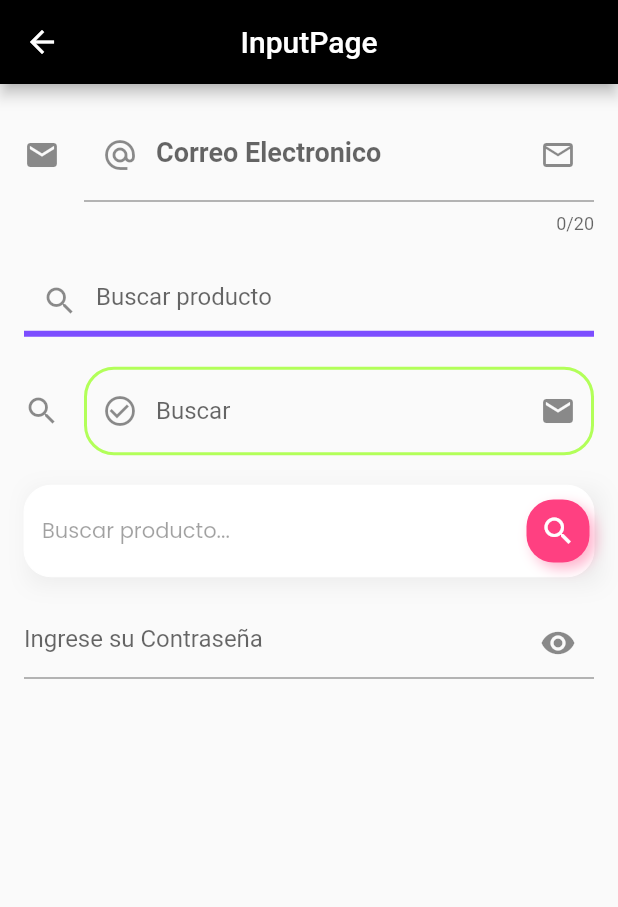
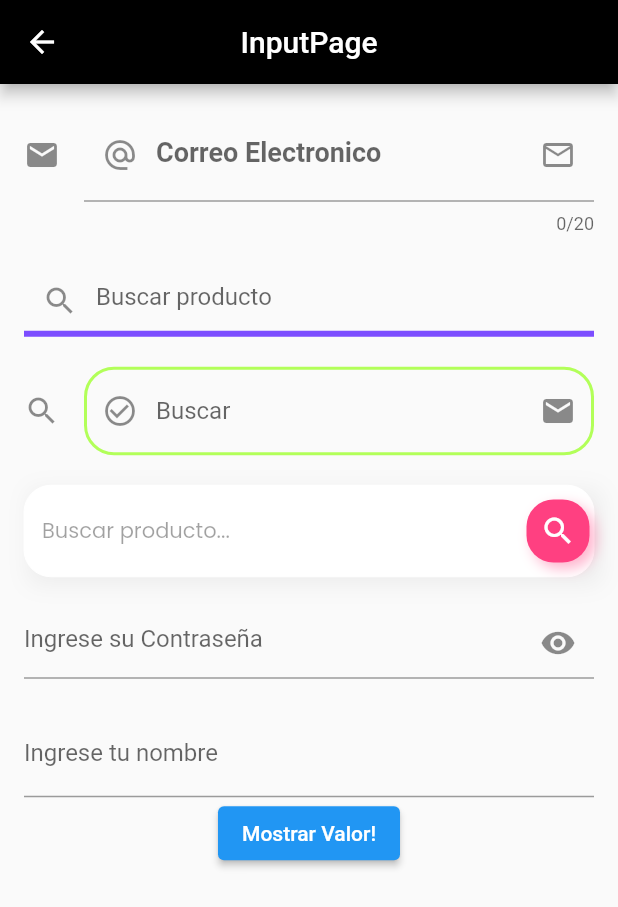
Before and after one commit to RevengeHunter/flutter_codigo5_components, a Flutter app: the InputPage screen opened directly, on a phone screen of 412 x 824 dp. Shown: the top 907 px of the screen. Run offline on Flutter 3.47's test engine with Material 2 defaults, Android fonts, the phone set to English and light mode, and no system bars; our stand-ins replace google_fonts; missing offline and left inert: dart:ffi; network calls fail.

Commit message:
Building a page with Input text 2.

```diff
--- a/lib/pages/input_page.dart
+++ b/lib/pages/input_page.dart
@@ -1,8 +1,16 @@
 import 'package:flutter/material.dart';
 import 'package:google_fonts/google_fonts.dart';
 
-class InputPage extends StatelessWidget {
-  const InputPage({Key? key}) : super(key: key);
+class InputPage extends StatefulWidget {
+
+
+  @override
+  State<InputPage> createState() => _InputPageState();
+}
+
+class _InputPageState extends State<InputPage> {
+  bool isInvisible = true;
+  String name = '';
 
   @override
   Widget build(BuildContext context) {
@@ -166,17 +174,35 @@ class InputPage extends StatelessWidget {
                 height: 20.0,
               ),
               TextField(
-                obscureText: true,
+                obscureText: isInvisible,
                 decoration: InputDecoration(
                   hintText: "Ingrese su Contraseña",
                   suffixIcon: IconButton(
-                    icon: Icon(Icons.remove_red_eye_sharp),
+                    icon: isInvisible ? Icon(Icons.remove_red_eye) : Icon(Icons.remove_red_eye_outlined),
                     onPressed: (){
-
+                      isInvisible = !isInvisible;
+                      setState(() {});
                     },
                   ),
                 ),
               ),
+              const SizedBox(
+                height: 20.0,
+              ),
+              TextField(
+                decoration: InputDecoration(
+                  label: Text("Ingrese tu nombre",),
+                ),
+                onChanged: (String value){
+                  name= value;
+                },
+                onTap: (){
+                  print("On Tap...");
+                },
+              ),
+              ElevatedButton(onPressed: (){
+                print(name);
+              }, child: Text("Mostrar Valor!",),),
               const SizedBox(
                 height: 20.0,
               ),
```
